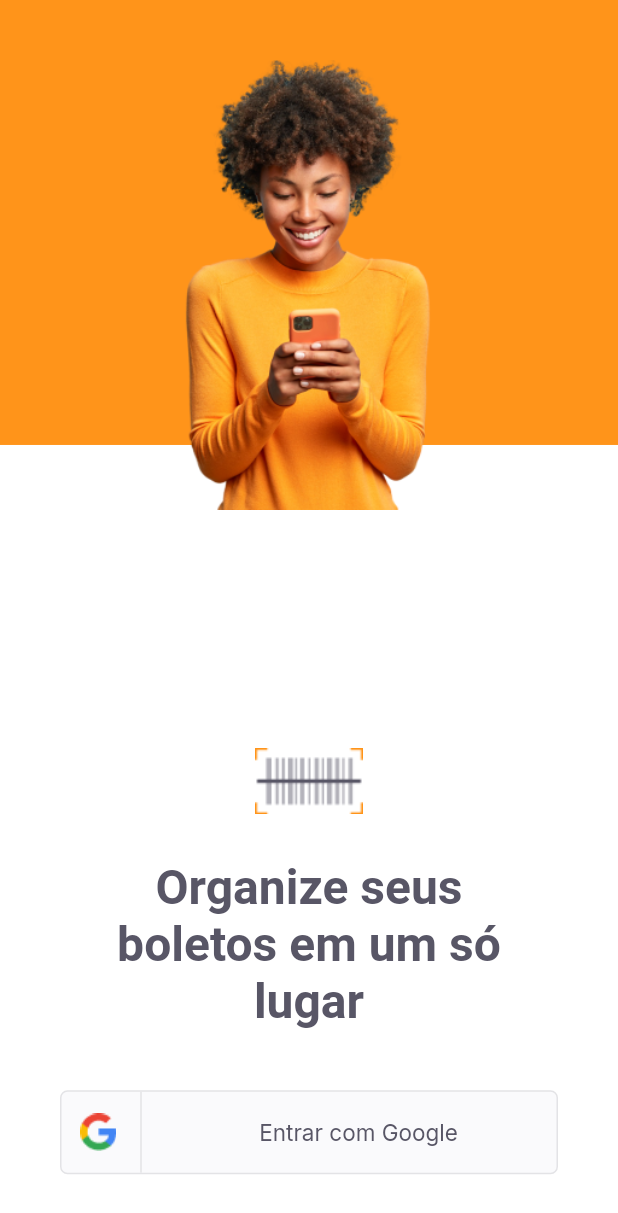
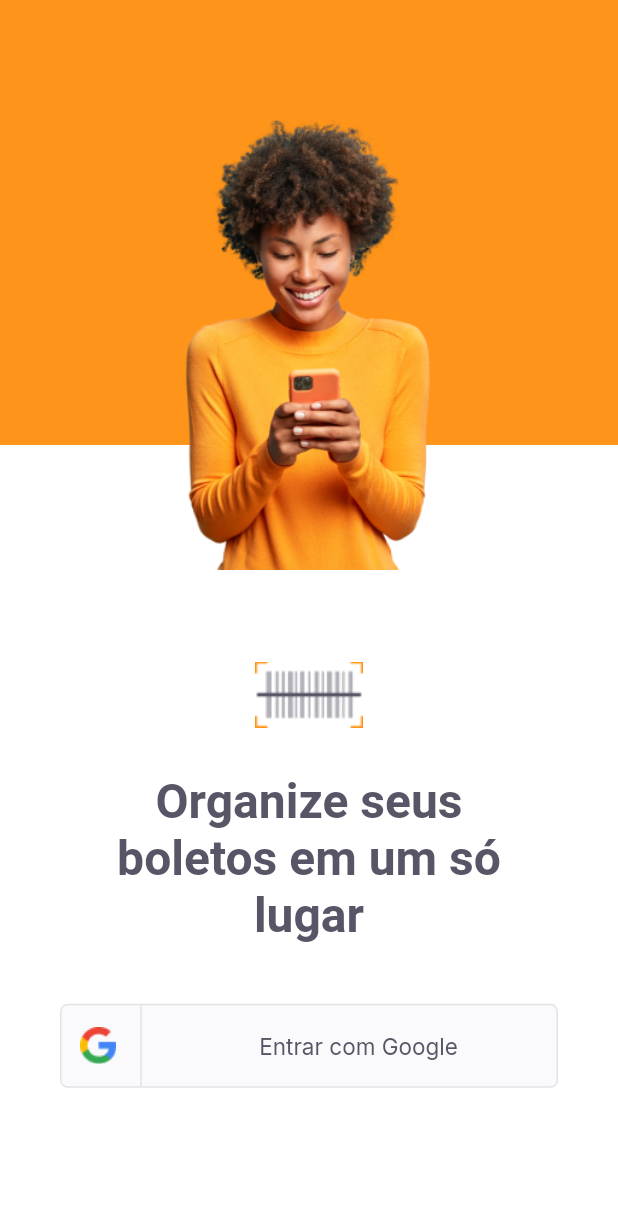
Before and after one commit to GeovaneReboucas/payflow, a Flutter app: the screen it shows after launch, on a phone screen of 412 x 824 dp. Shown: the top 1213 px of the screen. Run offline on Flutter 3.47's test engine with Material 2 defaults, Android fonts, the phone set to English and light mode, and no system bars; our stand-ins replace firebase_core, google_fonts, google_sign_in, shared_preferences; accounts and stored records are empty.

```diff
--- a/lib/app_widget.dart
+++ b/lib/app_widget.dart
@@ -1,5 +1,7 @@
 import 'package:flutter/material.dart';
+import 'package:payflow/modules/home/home_page.dart';
 import 'package:payflow/modules/login/login_page.dart';
+import 'package:payflow/modules/splash/splash_page.dart';
 import 'package:payflow/shared/themes/app_colors.dart';
 
 class AppWidget extends StatelessWidget {
@@ -8,8 +10,17 @@ class AppWidget extends StatelessWidget {
   Widget build(BuildContext context) {
     return MaterialApp(
       title: 'Pay Flow',
-      theme: ThemeData(primaryColor: AppColors.primary),
-      home: const LoginPage(),
+      debugShowCheckedModeBanner: false,
+      theme: ThemeData(
+        // primaryColor: AppColors.primary,
+        appBarTheme: AppBarTheme(color: AppColors.primary),
+      ),
+      initialRoute: "/splash",
+      routes: {
+        "/splash": (context) => SplashPage(),
+        "/login": (context) => LoginPage(),
+        "/home": (context) => HomePage(),
+      }
     );
   }
 }
--- a/lib/modules/login/login_controller.dart
+++ b/lib/modules/login/login_controller.dart
@@ -1,6 +1,7 @@
 import 'package:flutter/cupertino.dart';
 import 'package:google_sign_in/google_sign_in.dart';
 import 'package:payflow/shared/auth/auth_controller.dart';
+import 'package:payflow/shared/models/user_model.dart';
 
 class LoginController {
   final authController = AuthController();
@@ -12,7 +13,8 @@ class LoginController {
     );
     try {
       final response = await _googleSignIn.signIn();
-      authController.setUser(context, response);
+      final user = UserModel(name: response!.displayName!, photoURL: response.photoUrl);
+      authController.setUser(context, user);
       print(response);
 
     } catch (error) {
--- a/lib/modules/login/login_page.dart
+++ b/lib/modules/login/login_page.dart
@@ -33,7 +33,7 @@ class _LoginPageState extends State<LoginPage> {
               color: AppColors.primary,
             ),
             Positioned(
-              top: 40,
+              top: 80,
               left: 0,
               right: 0,
               child: Image.asset(
@@ -43,7 +43,7 @@ class _LoginPageState extends State<LoginPage> {
               ),
             ),
             Positioned(
-              bottom: size.height * 0.05,
+              bottom: size.height * 0.12,
               left: 0,
               right: 0,
               child: Column(
--- a/lib/modules/splash/splash_page.dart
+++ b/lib/modules/splash/splash_page.dart
@@ -1,4 +1,5 @@
 import 'package:flutter/material.dart';
+import 'package:payflow/shared/auth/auth_controller.dart';
 import 'package:payflow/shared/themes/app_colors.dart';
 import 'package:payflow/shared/themes/app_images.dart';
 
@@ -7,6 +8,8 @@ class SplashPage extends StatelessWidget {
 
   @override
   Widget build(BuildContext context) {
+    final authController = AuthController();
+    authController.currentUser(context);
     return Scaffold(
       backgroundColor: AppColors.background,
       body: Stack(
--- /dev/null
+++ b/lib/shared/models/user_model.dart
@@ -0,0 +1,21 @@
+import 'dart:convert';
+
+class UserModel{
+  final String name;
+  final String? photoURL;
+
+  UserModel({required this.name, this.photoURL});
+
+  factory UserModel.fromMap(Map<String, dynamic> map){
+    return UserModel(name: map['name'], photoURL: map['photoURL']);
+  }
+
+  factory UserModel.fromJson(String json) => UserModel.fromMap(jsonDecode(json));
+
+  Map<String, dynamic> toMap() => {
+    "name": name,
+    "photoURL": photoURL,
+  };
+
+  String toJson() => jsonEncode(toMap());
+}
--- a/lib/shared/themes/app_colors.dart
+++ b/lib/shared/themes/app_colors.dart
@@ -2,6 +2,7 @@ import 'package:flutter/material.dart';
 
 class AppColors {
   static final primary = Color(0xFFFF941A);
+  static final secondary = Color(0xFF585666);
   static final grey = Color(0xFF585666);
   static final delete = Color(0xFFE83F5B);
   static final heading = Color(0xFF585666);
@@ -9,4 +10,5 @@ class AppColors {
   static final stroke = Color(0xFFE3E3E6);
   static final shape = Color(0xFFFAFAFC);
   static final background = Color(0xFFFFFFFF);
+  static final input = Color(0xFFB1B0B8);
 }
--- a/lib/shared/themes/app_text_styles.dart
+++ b/lib/shared/themes/app_text_styles.dart
@@ -11,7 +11,7 @@ class TextStyles {
   static final titleRegular = GoogleFonts.lexendDeca(
     fontSize: 20,
     fontWeight: FontWeight.w400,
-    color: AppColors.heading,
+    color: AppColors.background,
   );
   static final titleBoldHeading = GoogleFonts.lexendDeca(
     fontSize: 20,
@@ -78,32 +78,37 @@ class TextStyles {
     fontWeight: FontWeight.w700,
     color: AppColors.background,
   );
-  static final captionBackground = GoogleFonts.lexendDeca(
+  static final input = GoogleFonts.inter(
+    fontSize: 15,
+    fontWeight: FontWeight.w400,
+    color: AppColors.input,
+  );
+  static final captionBackground = GoogleFonts.inter(
     fontSize: 13,
     fontWeight: FontWeight.w400,
     color: AppColors.background,
   );
-  static final captionShape = GoogleFonts.lexendDeca(
+  static final captionShape = GoogleFonts.inter(
     fontSize: 13,
     fontWeight: FontWeight.w400,
     color: AppColors.shape,
   );
-  static final captionBody = GoogleFonts.lexendDeca(
+  static final captionBody = GoogleFonts.inter(
     fontSize: 13,
     fontWeight: FontWeight.w400,
     color: AppColors.body,
   );
-  static final captionBoldBackground = GoogleFonts.lexendDeca(
+  static final captionBoldBackground = GoogleFonts.inter(
     fontSize: 13,
     fontWeight: FontWeight.w600,
     color: AppColors.background,
   );
-  static final captionBoldShape = GoogleFonts.lexendDeca(
+  static final captionBoldShape = GoogleFonts.inter(
     fontSize: 13,
     fontWeight: FontWeight.w600,
     color: AppColors.shape,
   );
-  static final captionBoldBody = GoogleFonts.lexendDeca(
+  static final captionBoldBody = GoogleFonts.inter(
     fontSize: 13,
     fontWeight: FontWeight.w600,
     color: AppColors.body,
--- a/pubspec.yaml
+++ b/pubspec.yaml
@@ -37,6 +37,7 @@ dependencies:
   google_fonts: ^2.3.1
   firebase_core: ^1.3.0
   google_sign_in: ^5.0.4
+  shared_preferences: ^2.0.13
 
 dev_dependencies:
   flutter_test:
```
Also changed, not shown: lib/modules/home/home_controller.dart (added, +7 -0 lines), lib/modules/home/home_page.dart (+92 -4 lines), lib/shared/auth/auth_controller.dart (+26 -10 lines), pubspec.lock.
